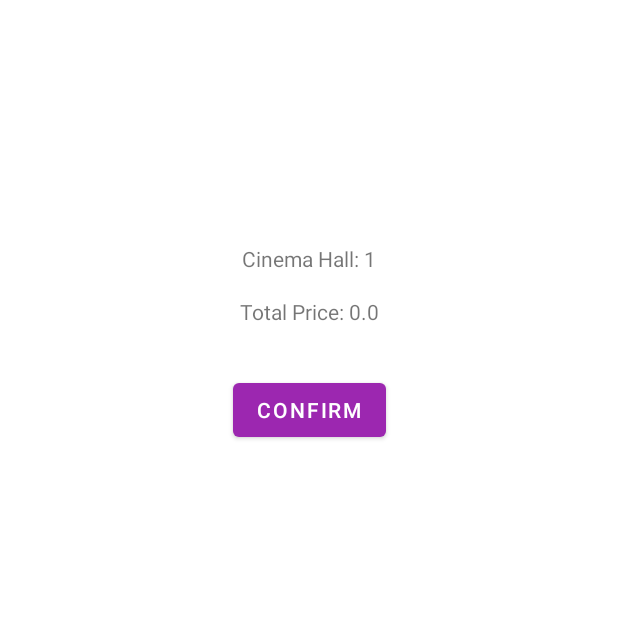
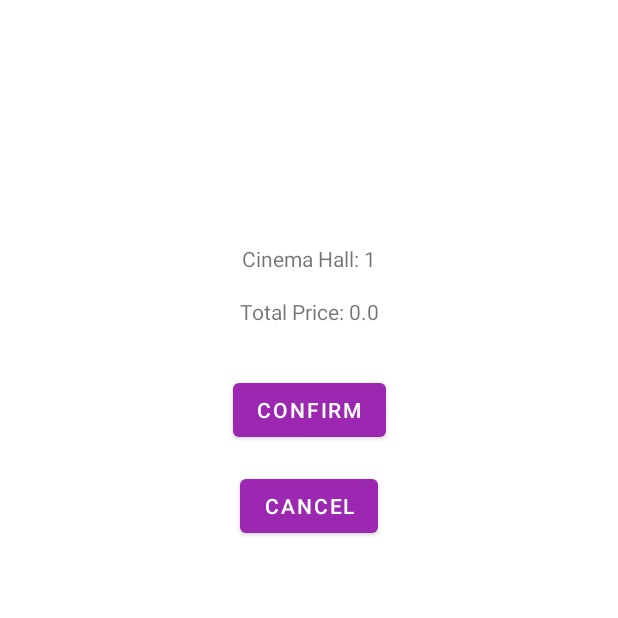
Before and after one commit to linhmt13113/Booking-films, an Android app: the TicketSummaryActivity screen opened directly, with no data from a screen before it, on a phone screen of 412 x 824 dp, the top half of it. Run offline under Robolectric (Android 15) with nearby library versions, the light colour scheme and no system bars.

Commit message:
update UI flow

```diff
--- a/app/src/main/java/com/uilover/project2002/activities/InvoiceActivity.kt
+++ b/app/src/main/java/com/uilover/project2002/activities/InvoiceActivity.kt
@@ -1,5 +1,6 @@
 package com.uilover.project2002.activities
 
+import android.content.Intent
 import android.os.Bundle
 import android.widget.Toast
 import androidx.appcompat.app.AppCompatActivity
@@ -50,6 +51,10 @@
             )
             dbHelper.insertInvoice(invoice)
             Toast.makeText(this, "Invoice saved successfully", Toast.LENGTH_SHORT).show()
+            // Quay về MainActivity
+            val intent = Intent(this, MainActivity::class.java)
+            startActivity(intent)
+            finish()
         }
     }
 
--- a/app/src/main/java/com/uilover/project2002/activities/TicketSummaryActivity.kt
+++ b/app/src/main/java/com/uilover/project2002/activities/TicketSummaryActivity.kt
@@ -40,5 +40,11 @@
             }
             startActivity(intent)
         }
+
+        binding.buttonCancel.setOnClickListener {
+            val intent = Intent(this, MainActivity::class.java)
+            startActivity(intent)
+            finish() // Kết thúc activity hiện tại để người dùng không thể quay lại bằng nút back
+        }
     }
 }
--- a/app/src/main/res/layout/activity_ticket_summary.xml
+++ b/app/src/main/res/layout/activity_ticket_summary.xml
@@ -77,4 +77,14 @@
         app:layout_constraintTop_toBottomOf="@id/textViewTotalPrice"
         app:layout_constraintStart_toStartOf="parent"
         app:layout_constraintEnd_toEndOf="parent" />
+
+    <Button
+        android:id="@+id/buttonCancel"
+        android:layout_width="wrap_content"
+        android:layout_height="wrap_content"
+        android:layout_marginTop="16dp"
+        android:text="Cancel"
+        app:layout_constraintTop_toBottomOf="@id/buttonConfirm"
+        app:layout_constraintStart_toStartOf="parent"
+        app:layout_constraintEnd_toEndOf="parent" />
 </androidx.constraintlayout.widget.ConstraintLayout>
```
Also changed, not shown: app/src/main/java/com/uilover/project2002/activities/RegisterActivity.kt (+7 -1 lines).
